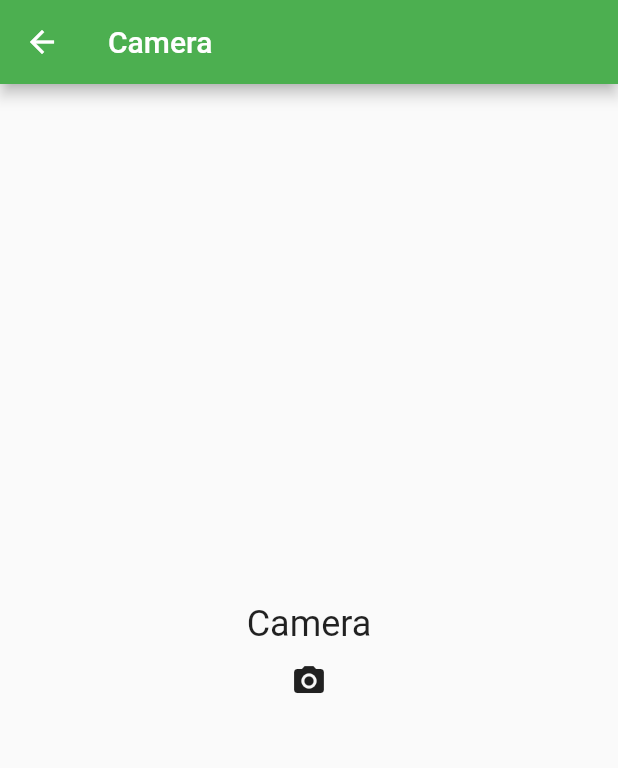
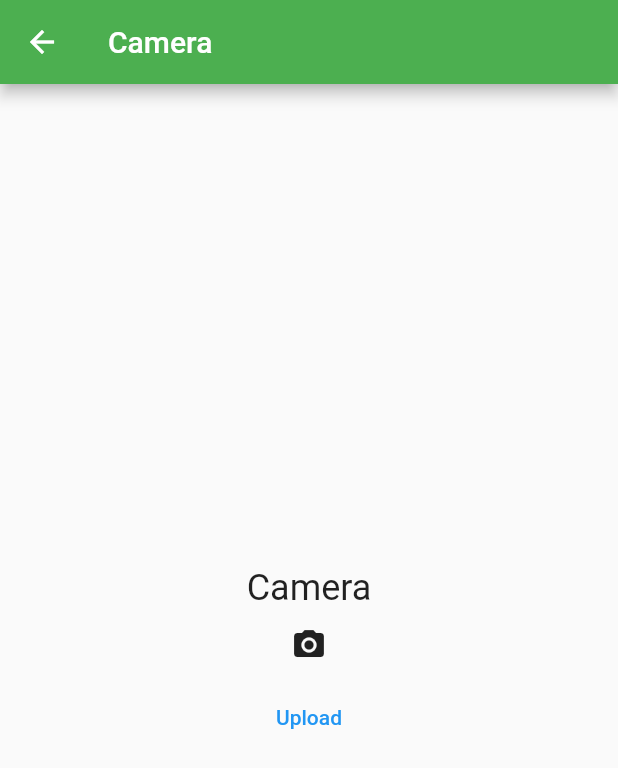
Before and after one commit to NutriSnap/NutriSnap, a Flutter app: the CameraPage screen opened by its route, on a phone screen of 412 x 824 dp. Shown: the top 768 px of the screen. Run offline on Flutter 3.47's test engine with Material 2 defaults, Android fonts, the light colour scheme and no system bars; our stand-ins replace firebase_auth, firebase_core, fl_chart, flutter_svg; accounts and stored records are empty.

Commit message:
Add Success Upload Page

```diff
--- a/lib/route/router.dart
+++ b/lib/route/router.dart
@@ -17,6 +17,7 @@ import 'package:nutrisnap/views/profile/profile_page.dart';
 import 'package:nutrisnap/views/snaps/snaps_page.dart';
 import 'package:nutrisnap/views/snaps/edit_snap.dart';
 import 'package:nutrisnap/views/trends/trends_page.dart';
+import 'package:nutrisnap/views/camera/success_page.dart';
 
 class RouteGenerator {
   static Route<dynamic> generateRoute(RouteSettings settings) {
@@ -53,6 +54,8 @@ class RouteGenerator {
         return MaterialPageRoute(builder: (_) => const AdminPage());
       case AuthPage.routeName:
         return MaterialPageRoute(builder: (_) => const AuthPage());
+      case SuccessPage.routeName:
+        return MaterialPageRoute(builder: (_) => const SuccessPage());
       default:
         // If there is no such named route in the switch statement, e.g. /third
         return _errorRoute();
--- a/lib/views/camera/camera_page.dart
+++ b/lib/views/camera/camera_page.dart
@@ -30,6 +30,12 @@ class CameraPage extends StatelessWidget {
                 // Navigator.pushNamed(context, '/snaps');
               },
             ),
+            TextButton(
+              onPressed: () {
+                Navigator.pushNamed(context, '/success');
+              },
+              child: const Text('Upload'),
+            )
           ],
         ),
       ),
```
Also changed, not shown: lib/views/camera/success_page.dart (added, +31 -0 lines).
